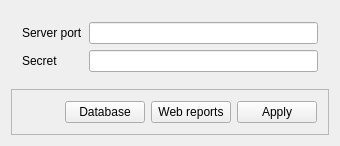
Above: Server5/c5server5.ui from End1-1/Cafe5 before the change. Below: the same form after it.
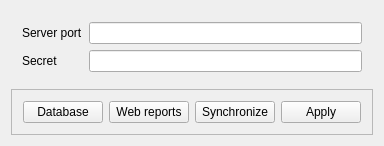
That is the form after the change. Custom widgets are drawn as their Qt base class.

Patch:
```diff
--- a/Server5/c5server5.ui
+++ b/Server5/c5server5.ui
@@ -96,6 +96,13 @@
         </property>
        </widget>
       </item>
+      <item>
+       <widget class="QPushButton" name="btnDatabaseSync">
+        <property name="text">
+         <string>Synchronize</string>
+        </property>
+       </widget>
+      </item>
       <item>
        <widget class="QPushButton" name="btnApply">
         <property name="text">
```
